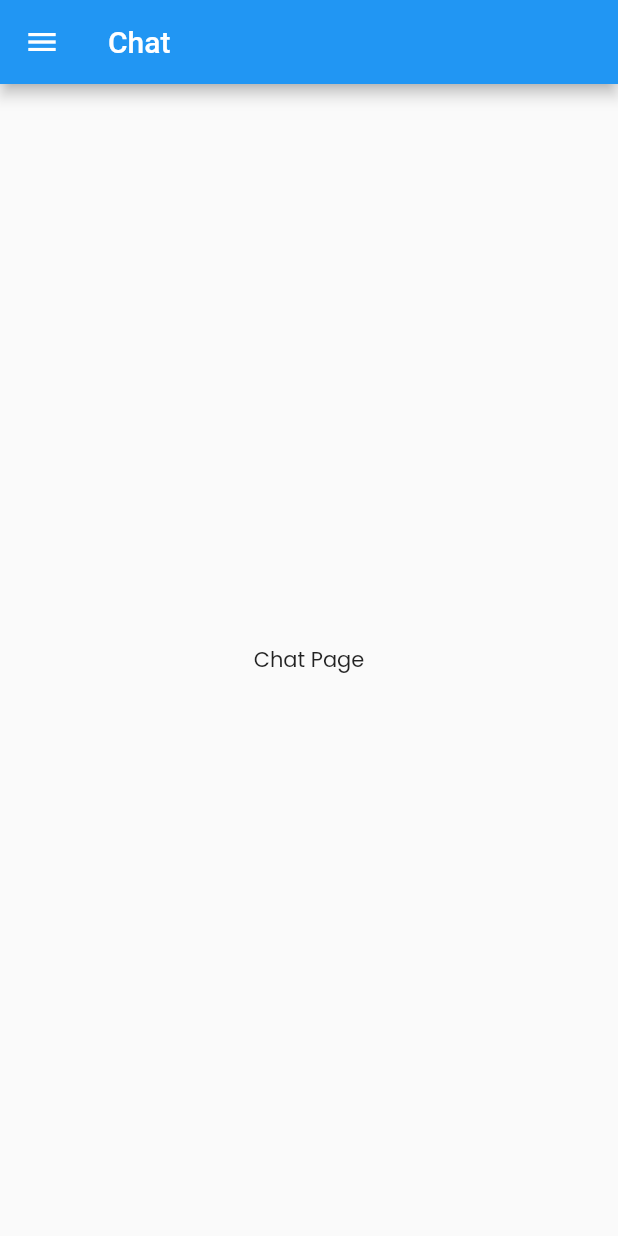
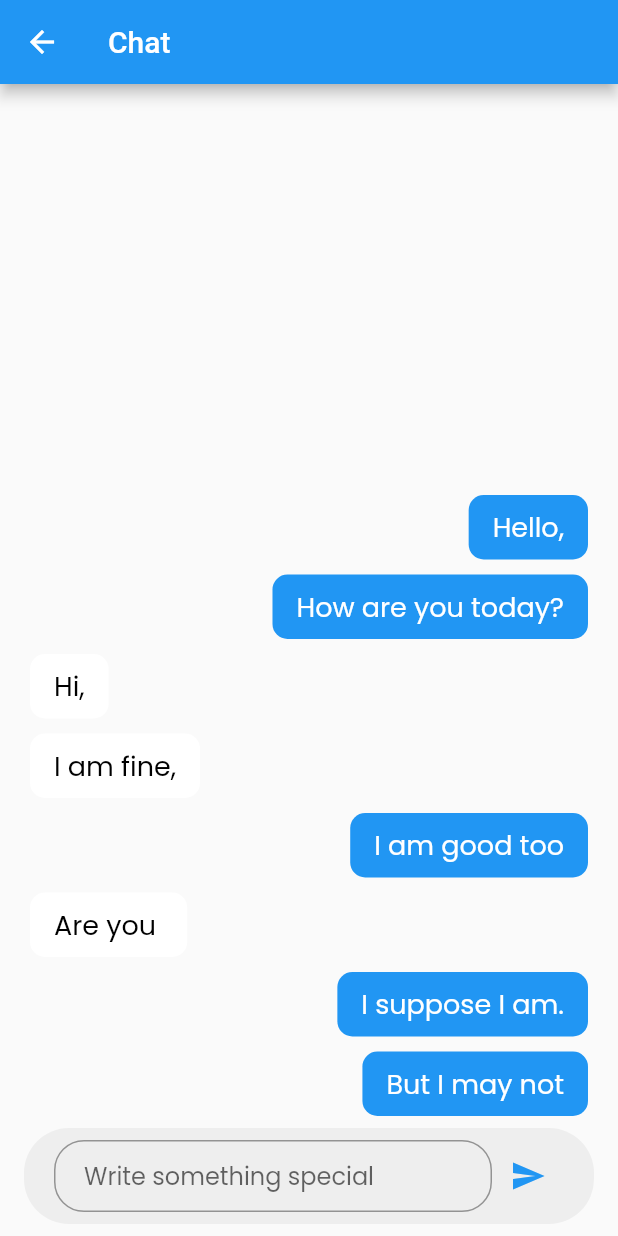
Before and after one commit to Prajwal100/e-comApp, a Flutter app: the ChatPage screen opened directly, on a phone screen of 412 x 824 dp. Run offline on Flutter 3.47's test engine with Material 2 defaults, Android fonts, the phone set to English and light mode, and no system bars; our stand-ins replace carousel_pro, file_picker, flutter_slidable, font_awesome_flutter, google_fonts.

Commit message:
Update one

```diff
--- a/lib/pages/chat.dart
+++ b/lib/pages/chat.dart
@@ -1,18 +1,167 @@
 import 'package:flutter/material.dart';
 import 'package:samiksha/main.dart';
 import 'package:samiksha/colors.dart' as colors;
+import 'dart:math';
 
-class ChatPage extends StatelessWidget {
+class ChatPage extends StatefulWidget {
+  static final String path = "lib/src/pages/misc/chat2.dart";
+  @override
+  _ChatTwoPageState createState() => _ChatTwoPageState();
+}
+
+class _ChatTwoPageState extends State<ChatPage> {
+  String text;
+  TextEditingController _controller;
+  final List<String> avatars = [
+
+  ];
+  final List<Message> messages = [
+    Message(0, "But I may not"),
+    Message(0, "I suppose I am."),
+    Message(1, "Are you "),
+    Message(0, "I am good too"),
+    Message(1, "I am fine,"),
+    Message(1, "Hi,"),
+    Message(0, "How are you today?"),
+    Message(0, "Hello,"),
+  ];
+  final rand = Random();
+
+  @override
+  void initState() {
+    super.initState();
+    _controller = TextEditingController();
+  }
+
   @override
   Widget build(BuildContext context) {
     return Scaffold(
-      appBar: new AppBar(
-        title:Text('Chat'),
+      appBar: AppBar(
+        title: Text("Chat"),
       ),
-      drawer: MyDrawer(),
-      body: new Center(
-        child: Text('Chat Page'),
+      body: Column(
+        children: <Widget>[
+          Expanded(
+            child: ListView.separated(
+              physics: BouncingScrollPhysics(),
+              separatorBuilder: (context, index) {
+                return const SizedBox(height: 10.0);
+              },
+              reverse: true,
+              itemCount: messages.length,
+              itemBuilder: (BuildContext context, int index) {
+                Message m = messages[index];
+                if (m.user == 0) return _buildMessageRow(m, current: true);
+                return _buildMessageRow(m, current: false);
+              },
+            ),
+          ),
+          _buildBottomBar(context),
+        ],
       ),
     );
   }
+
+  Container _buildBottomBar(BuildContext context) {
+    return Container(
+      margin: const EdgeInsets.symmetric(
+        vertical: 8.0,
+        horizontal: 16.0,
+      ),
+      decoration: BoxDecoration(
+        color: Colors.grey.shade200,
+        borderRadius: BorderRadius.circular(30.0),
+      ),
+      padding: const EdgeInsets.symmetric(
+        vertical: 8.0,
+        horizontal: 20.0,
+      ),
+      child: Row(
+        children: <Widget>[
+          Expanded(
+            child: TextField(
+              textInputAction: TextInputAction.send,
+              controller: _controller,
+              decoration: InputDecoration(
+                  contentPadding: const EdgeInsets.symmetric(
+                    vertical: 10.0,
+                    horizontal: 20.0,
+                  ),
+                  border: OutlineInputBorder(
+                      borderRadius: BorderRadius.circular(20.0)),
+                  hintText: "Write something special"),
+              onEditingComplete: _save,
+            ),
+          ),
+          IconButton(
+            icon: Icon(Icons.send),
+            color: Theme.of(context).primaryColor,
+            onPressed: _save,
+          )
+        ],
+      ),
+    );
+  }
+
+  _save() async {
+    if (_controller.text.isEmpty) return;
+    FocusScope.of(context).requestFocus(FocusNode());
+    setState(() {
+      messages.insert(0, Message(rand.nextInt(2), _controller.text));
+      _controller.clear();
+    });
+  }
+
+  Row _buildMessageRow(Message message, {bool current}) {
+    return Row(
+      mainAxisAlignment:
+      current ? MainAxisAlignment.end : MainAxisAlignment.start,
+      crossAxisAlignment:
+      current ? CrossAxisAlignment.end : CrossAxisAlignment.start,
+      children: <Widget>[
+        SizedBox(width: current ? 30.0 : 20.0),
+
+//        if(!current) [
+//          CircleAvatar(
+//            backgroundImage:AssetImage('images/product/1.jpg'),
+//            radius: 20.0,
+//          ),
+//          const SizedBox(width: 5.0),
+//        ],
+        Container(
+          padding: const EdgeInsets.symmetric(
+            vertical: 8.0,
+            horizontal: 16.0,
+          ),
+          decoration: BoxDecoration(
+              color: current ? Theme.of(context).primaryColor : Colors.white,
+              borderRadius: BorderRadius.circular(10.0)),
+          child: Text(
+            message.description,
+            style: TextStyle(
+                color: current ? Colors.white : Colors.black, fontSize: 18.0),
+          ),
+        ),
+
+
+//        if (current) ...[
+//          const SizedBox(width: 5.0),
+//          CircleAvatar(
+//            backgroundImage: CachedNetworkImageProvider(
+//              current ? avatars[0] : avatars[1],
+//            ),
+//            radius: 10.0,
+//          ),
+//        ],
+        SizedBox(width: current ? 20.0 : 30.0),
+      ],
+    );
+  }
 }
+
+class Message {
+  final int user;
+  final String description;
+
+  Message(this.user, this.description);
+}
--- a/pubspec.yaml
+++ b/pubspec.yaml
@@ -60,6 +60,7 @@ flutter:
     - images/product/3.jpg
     - images/product/4.jpg
     - images/agent-2.jpg
+    - images/404.gif
   # An image asset can refer to one or more resolution-specific "variants", see
   # https://flutter.dev/assets-and-images/#resolution-aware.
 
```
Also changed, not shown: lib/main.dart (+31 -1 lines), lib/pages/error.dart (added, +42 -0 lines), images/404.gif (added), pubspec.lock.
